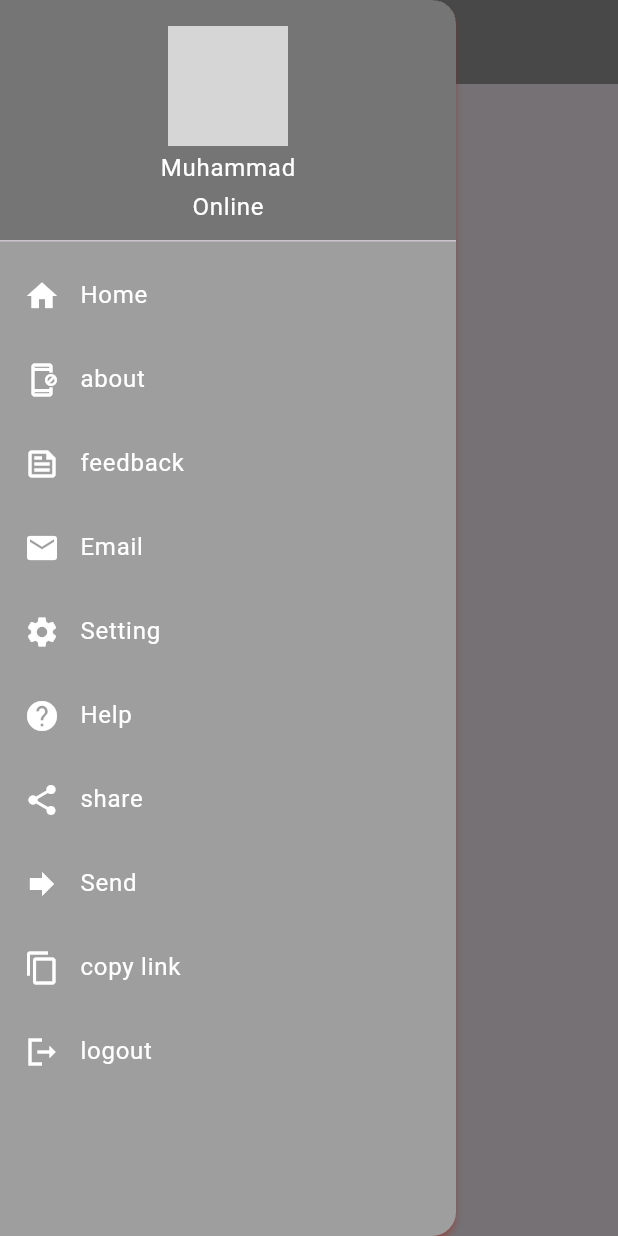
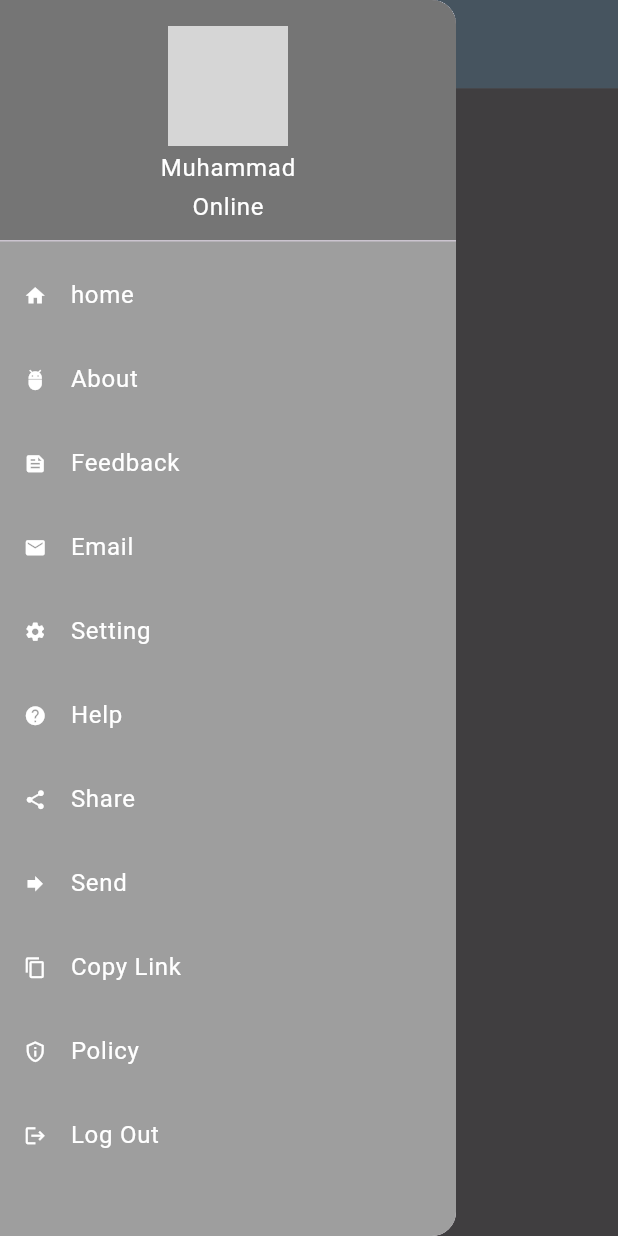
Before and after one commit to mustafanagori/Reponsive_Slide_Menu, a Flutter app: the screen it shows after launch, with the side drawer open, on a phone screen of 412 x 824 dp. Run offline on Flutter 3.47's test engine with Material 2 defaults, Android fonts, the phone set to English and light mode, and no system bars; drawn by our look-alikes of auto_size_text; network calls fail; grey boxes are pictures that could not be loaded.

Commit message:
mange the drawer

```diff
--- /dev/null
+++ b/lib/component/drawer_header.dart
@@ -0,0 +1,37 @@
+import 'package:flutter/material.dart';
+
+class CustomDrawerHeader extends StatelessWidget {
+  CustomDrawerHeader({
+    Key? key,
+  }) : super(key: key);
+
+  @override
+  Widget build(BuildContext context) {
+    return const DrawerHeader(
+      decoration: BoxDecoration(color: Colors.black26),
+      child: Column(
+        mainAxisAlignment: MainAxisAlignment.spaceAround,
+        children: [
+          CircleAvatar(
+            radius: 40,
+            backgroundImage: NetworkImage(
+              'https://t4.ftcdn.net/jpg/03/64/21/11/360_F_364211147_1qgLVxv1Tcq0Ohz3FawUfrtONzz8nq3e.jpg',
+            ),
+          ),
+          FittedBox(
+            child: Text(
+              "Muhammad",
+              style: TextStyle(color: Colors.white),
+            ),
+          ),
+          FittedBox(
+            child: Text(
+              "Online",
+              style: TextStyle(color: Colors.white),
+            ),
+          ),
+        ],
+      ),
+    );
+  }
+}
--- /dev/null
+++ b/lib/component/header.dart
@@ -0,0 +1,68 @@
+import 'package:flutter/material.dart';
+import 'package:reponsive/responsive.dart';
+
+class Header extends StatelessWidget {
+  const Header({Key? key});
+
+  @override
+  Widget build(BuildContext context) {
+    var h = MediaQuery.of(context).size.height;
+    var w = MediaQuery.of(context).size.width;
+    return Container(
+      color: const Color.fromARGB(255, 153, 183, 207),
+      child: Row(
+        children: [
+          SizedBox(
+            width: w * 0.01,
+          ),
+          if (Responsive.isMobile(context))
+            IconButton(
+              onPressed: () {
+                Scaffold.of(context).openDrawer();
+              },
+              icon: const Icon(
+                Icons.menu,
+                color: Colors.white,
+              ),
+            ),
+          SizedBox(
+            width: w * 0.01,
+          ),
+          const Text(
+            "Search",
+            style: TextStyle(color: Colors.white),
+          ),
+          SizedBox(
+            width: w * 0.02,
+          ),
+          Container(
+            height: h * 0.032, // Adjust the height as needed
+            width: w * 0.30, // Adjust the width as needed
+            decoration: BoxDecoration(
+              borderRadius: BorderRadius.circular(5),
+              color: Colors.grey[600],
+            ),
+            child: const TextField(
+              cursorWidth: 1,
+              cursorColor: Colors.black26,
+              decoration: InputDecoration(
+                border: InputBorder.none,
+                hintText: "Search",
+                hintStyle: TextStyle(color: Colors.black54),
+                contentPadding: EdgeInsets.all(12),
+                prefixIcon: Icon(
+                  Icons.search,
+                  size: 20,
+                  color: Colors.black54,
+                ),
+              ),
+            ),
+          ),
+          SizedBox(
+            width: w * 0.01,
+          ),
+        ],
+      ),
+    );
+  }
+}
--- /dev/null
+++ b/lib/component/tile.dart
@@ -0,0 +1,39 @@
+import 'package:flutter/material.dart';
+
+class Tile extends StatelessWidget {
+  final String name;
+  final IconData icon;
+
+  const Tile({
+    Key? key,
+    required this.name,
+    required this.icon,
+  }) : super(key: key);
+
+  @override
+  Widget build(BuildContext context) {
+    return ListTile(
+      title: Row(
+        children: [
+          Icon(
+            icon,
+            color: Colors.white,
+            size: 15,
+          ),
+          SizedBox(width: 16),
+          FittedBox(
+            child: Text(
+              name,
+              style: TextStyle(color: Colors.white),
+              maxLines: 1,
+            ),
+          )
+        ],
+      ),
+      onTap: () {
+        Navigator.pop(context);
+      },
+      horizontalTitleGap: 0,
+    );
+  }
+}
--- a/lib/home.dart
+++ /dev/null
@@ -1,22 +0,0 @@
-import 'package:flutter/material.dart';
-import 'package:reponsive/responsive.dart';
-import 'package:reponsive/screens/mode/desktop.dart';
-import 'package:reponsive/screens/mode/laptop.dart';
-import 'package:reponsive/screens/mode/mobile.dart';
-import 'package:reponsive/screens/mode/tablet.dart';
-
-class Home extends StatelessWidget {
-  const Home({Key? key});
-
-  @override
-  Widget build(BuildContext context) {
-    return const Scaffold(
-      body: Responsive(
-        mobile: Mobile(),
-        tablet: TabletMode(),
-        desktop: Desktop(),
-        laptop: Laptop(),
-      ),
-    );
-  }
-}
--- a/lib/main.dart
+++ b/lib/main.dart
@@ -1,5 +1,5 @@
 import 'package:flutter/material.dart';
-import 'package:reponsive/home.dart';
+import 'package:reponsive/screens/home.dart';
 
 void main() {
   runApp(const MyApp());
@@ -13,12 +13,11 @@ class MyApp extends StatelessWidget {
   Widget build(BuildContext context) {
     return MaterialApp(
       debugShowCheckedModeBanner: false,
-      title: 'Flutter Demo',
       theme: ThemeData(
         colorScheme: ColorScheme.fromSeed(seedColor: Colors.deepPurple),
         useMaterial3: true,
       ),
-      home: const Home(),
+      home: const HomeScreen(),
     );
   }
 }
--- a/lib/responsive.dart
+++ b/lib/responsive.dart
@@ -13,30 +13,15 @@ class Responsive extends StatelessWidget {
     required this.laptop,
     required this.desktop,
   }) : super(key: key);
-
   static bool isMobile(BuildContext context) =>
-      MediaQuery.of(context).size.width < 390;
-
+      MediaQuery.of(context).size.width < 900;
   static bool isTablet(BuildContext context) =>
-      MediaQuery.of(context).size.width >= 390 &&
-      MediaQuery.of(context).size.width < 850;
-
-  static bool isLaptop(BuildContext context) =>
-      MediaQuery.of(context).size.width >= 850 &&
-      MediaQuery.of(context).size.width < 1100;
-
-  static bool isDesktop(BuildContext context) =>
-      MediaQuery.of(context).size.width >= 1100;
-
+      MediaQuery.of(context).size.width >= 900;
   @override
   Widget build(BuildContext context) {
     return LayoutBuilder(
       builder: (context, constraints) {
-        if (isDesktop(context)) {
-          return desktop;
-        } else if (isLaptop(context)) {
-          return laptop;
-        } else if (isTablet(context)) {
+        if (isTablet(context)) {
           return tablet;
         } else {
           return mobile;
--- /dev/null
+++ b/lib/screens/dashboard.dart
@@ -0,0 +1,18 @@
+import 'package:flutter/material.dart';
+
+class Dashboard extends StatelessWidget {
+  const Dashboard({Key? key});
+  @override
+  Widget build(BuildContext context) {
+    //var w = MediaQuery.of(context).size.width;
+    return Container(
+      color: Colors.black45,
+      child: Center(
+        child: Text(
+          "Dashboard",
+          style: TextStyle(color: Colors.white),
+        ),
+      ),
+    );
+  }
+}
--- a/lib/screens/header.dart
+++ /dev/null
@@ -1,21 +0,0 @@
-import 'package:auto_size_text/auto_size_text.dart';
-import 'package:flutter/material.dart';
-
-class Header extends StatelessWidget implements PreferredSizeWidget {
-  const Header({Key? key});
-
-  @override
-  Size get preferredSize => Size.fromHeight(kToolbarHeight);
-
-  @override
-  Widget build(BuildContext context) {
-    return AppBar(
-        leading: Icon(Icons.menu),
-        centerTitle: true,
-        backgroundColor: Colors.grey,
-        title: const AutoSizeText(
-          'Home Guard Room',
-          style: TextStyle(fontSize: 20, color: Colors.white),
-        ));
-  }
-}
--- /dev/null
+++ b/lib/screens/home.dart
@@ -0,0 +1,36 @@
+import 'package:flutter/material.dart';
+import 'package:reponsive/component/header.dart';
+import 'package:reponsive/responsive.dart';
+import 'package:reponsive/screens/dashboard.dart';
+import 'package:reponsive/screens/slideMenu.dart';
+
+class HomeScreen extends StatelessWidget {
+  const HomeScreen({Key? key});
+
+  @override
+  Widget build(BuildContext context) {
+    return Scaffold(
+        drawer:
+            Responsive.isMobile(context) ? Drawer(child: SlideMenu()) : null,
+        body: Row(
+          children: [
+            if (Responsive.isTablet(context))
+              Expanded(
+                child: Container(
+                  color: Colors.grey,
+                  child: SlideMenu(),
+                ),
+              ),
+            const Expanded(
+              flex: 5,
+              child: Column(
+                children: [
+                  Expanded(flex: 1, child: Header()),
+                  Expanded(flex: 13, child: Dashboard()),
+                ],
+              ),
+            ),
+          ],
+        ));
+  }
+}
--- a/lib/screens/mode/desktop.dart
+++ /dev/null
@@ -1,37 +0,0 @@
-import 'package:flutter/material.dart';
-import 'package:reponsive/screens/header.dart';
-import 'package:reponsive/screens/slideMenu.dart';
-
-class Desktop extends StatelessWidget {
-  const Desktop({super.key});
-
-  @override
-  Widget build(BuildContext context) {
-    var w = MediaQuery.of(context).size.width;
-    return Scaffold(
-        appBar: Header(),
-        body: Row(
-          children: [
-            Container(
-              color: Colors.blueGrey,
-              child: Drawer(
-                width: w * 0.2,
-                backgroundColor: Colors.grey,
-                child: SlideMenu(),
-              ),
-            ),
-            // Container(
-            //   width: w * 0.3,
-            //   color: Colors.lightBlueAccent,
-            // ),
-            Container(
-              color: Colors.blueGrey,
-              width: w * 0.8,
-              child: const Center(
-                child: Text('desktop'),
-              ),
-            )
-          ],
-        ));
-  }
-}
--- a/lib/screens/mode/laptop.dart
+++ /dev/null
@@ -1,37 +0,0 @@
-import 'package:flutter/material.dart';
-import 'package:reponsive/screens/header.dart';
-import 'package:reponsive/screens/slideMenu.dart';
-
-class Laptop extends StatelessWidget {
-  const Laptop({super.key});
-
-  @override
-  Widget build(BuildContext context) {
-    var w = MediaQuery.of(context).size.width;
-    return Scaffold(
-        appBar: Header(),
-        body: Row(
-          children: [
-            Container(
-              color: Colors.blueGrey,
-              child: Drawer(
-                width: w * 0.2,
-                backgroundColor: Colors.grey,
-                child: SlideMenu(),
-              ),
-            ),
-            // Container(
-            //   width: w * 0.3,
-            //   color: Colors.lightBlueAccent,
-            // ),
-            Container(
-              color: Colors.blueGrey,
-              width: w * 0.8,
-              child: Center(
-                child: Text('Laptop'),
-              ),
-            )
-          ],
-        ));
-  }
-}
--- a/lib/screens/mode/mobile.dart
+++ /dev/null
@@ -1,18 +0,0 @@
-import 'package:flutter/material.dart';
-import 'package:reponsive/screens/header.dart';
-import 'package:reponsive/screens/slideMenu.dart';
-
-class Mobile extends StatelessWidget {
-  const Mobile({super.key});
-
-  @override
-  Widget build(BuildContext context) {
-    return Scaffold(
-      appBar: Header(),
-      drawer: const SlideMenu(),
-      body: const Center(
-        child: Text('Mobile'),
-      ),
-    );
-  }
-}
--- a/lib/screens/mode/tablet.dart
+++ /dev/null
@@ -1,18 +0,0 @@
-import 'package:flutter/material.dart';
-import 'package:reponsive/screens/header.dart';
-import 'package:reponsive/screens/slideMenu.dart';
-
-class TabletMode extends StatelessWidget {
-  const TabletMode({super.key});
-
-  @override
-  Widget build(BuildContext context) {
-    return Scaffold(
-      appBar: Header(),
-      drawer: SlideMenu(),
-      body: const Center(
-        child: Text('tablet'),
-      ),
-    );
-  }
-}
--- a/lib/screens/slideMenu.dart
+++ b/lib/screens/slideMenu.dart
@@ -1,176 +1,31 @@
 import 'package:flutter/material.dart';
+import 'package:reponsive/component/drawer_header.dart';
+import 'package:reponsive/component/tile.dart';
 
 class SlideMenu extends StatelessWidget {
-  const SlideMenu({super.key});
+  const SlideMenu({Key? key});
 
   @override
   Widget build(BuildContext context) {
     return Drawer(
-        elevation: 2,
-        shadowColor: Colors.red,
-        backgroundColor: Colors.grey,
-        child: ListView(children: [
-          DrawerHeader(
-              decoration: BoxDecoration(color: Colors.black26),
-              child: Column(
-                mainAxisAlignment: MainAxisAlignment.spaceAround,
-                children: [
-                  CircleAvatar(
-                    radius: 40,
-                    backgroundImage: NetworkImage(
-                        'https://t4.ftcdn.net/jpg/03/64/21/11/360_F_364211147_1qgLVxv1Tcq0Ohz3FawUfrtONzz8nq3e.jpg'),
-                  ),
-                  Text(
-                    "Muhammad",
-                    style: TextStyle(color: Colors.white),
-                  ),
-                  Text(
-                    "Online",
-                    style: TextStyle(color: Colors.white),
-                  )
-                ],
-              )),
-          ListTile(
-            focusColor: Colors.red,
-            title: const Text(
-              '   Home',
-              style: TextStyle(color: Colors.white),
-            ),
-            leading: const Icon(
-              Icons.home,
-              color: Colors.white,
-            ),
-            onTap: () {
-              Navigator.pop(context);
-            },
-            horizontalTitleGap: 0,
-          ),
-          ListTile(
-            title: const Text(
-              '   about',
-              style: TextStyle(color: Colors.white),
-            ),
-            leading: const Icon(
-              Icons.app_blocking_outlined,
-              color: Colors.white,
-            ),
-            onTap: () {
-              Navigator.pop(context);
-            },
-            horizontalTitleGap: 0,
-          ),
-          ListTile(
-            title: Text(
-              '   feedback',
-              style: TextStyle(color: Colors.white),
-            ),
-            leading: Icon(
-              Icons.feed_outlined,
-              color: Colors.white,
-            ),
-            onTap: () {
-              Navigator.pop(context);
-            },
-            horizontalTitleGap: 0,
-          ),
-          ListTile(
-            title: Text(
-              '   Email',
-              style: TextStyle(color: Colors.white),
-            ),
-            leading: Icon(
-              Icons.email,
-              color: Colors.white,
-            ),
-            onTap: () {
-              Navigator.pop(context);
-            },
-            horizontalTitleGap: 0,
-          ),
-          ListTile(
-            title: Text(
-              '   Setting',
-              style: TextStyle(color: Colors.white),
-            ),
-            leading: Icon(
-              Icons.settings,
-              color: Colors.white,
-            ),
-            onTap: () {
-              Navigator.pop(context);
-            },
-            horizontalTitleGap: 0,
-          ),
-          ListTile(
-            title: Text(
-              '   Help',
-              style: TextStyle(color: Colors.white),
-            ),
-            leading: Icon(
-              Icons.help,
-              color: Colors.white,
-            ),
-            onTap: () {
-              Navigator.pop(context);
-            },
-            horizontalTitleGap: 0,
-          ),
-          ListTile(
-            title: Text(
-              '   share',
-              style: TextStyle(color: Colors.white),
-            ),
-            leading: Icon(
-              Icons.share,
-              color: Colors.white,
-            ),
-            onTap: () {
-              Navigator.pop(context);
-            },
-            horizontalTitleGap: 0,
-          ),
-          ListTile(
-            title: Text(
-              '   Send',
-              style: TextStyle(color: Colors.white),
-            ),
-            leading: Icon(
-              Icons.forward,
-              color: Colors.white,
-            ),
-            onTap: () {
-              Navigator.pop(context);
-            },
-            horizontalTitleGap: 0,
-          ),
-          ListTile(
-            title: Text(
-              '   copy link',
-              style: TextStyle(color: Colors.white),
-            ),
-            leading: Icon(
-              Icons.copy,
-              color: Colors.white,
-            ),
-            onTap: () {
-              Navigator.pop(context);
-            },
-            horizontalTitleGap: 0,
-          ),
-          ListTile(
-            title: Text(
-              '   logout',
-              style: TextStyle(color: Colors.white),
-            ),
-            leading: Icon(
-              Icons.logout_sharp,
-              color: Colors.white,
-            ),
-            onTap: () {
-              Navigator.pop(context);
-            },
-            horizontalTitleGap: 0,
-          ),
-        ]));
+      elevation: 2,
+      backgroundColor: Colors.grey,
+      child: ListView(
+        children: [
+          CustomDrawerHeader(),
+          const Tile(name: "home", icon: Icons.home),
+          const Tile(name: "About", icon: Icons.adb_outlined),
+          const Tile(name: "Feedback", icon: Icons.feed),
+          const Tile(name: "Email", icon: Icons.email),
+          const Tile(name: "Setting", icon: Icons.settings),
+          const Tile(name: "Help", icon: Icons.help),
+          const Tile(name: "Share", icon: Icons.share),
+          const Tile(name: "Send", icon: Icons.forward),
+          const Tile(name: "Copy Link", icon: Icons.copy),
+          const Tile(name: "Policy", icon: Icons.privacy_tip_outlined),
+          const Tile(name: "Log Out", icon: Icons.logout)
+        ],
+      ),
+    );
   }
 }
```
